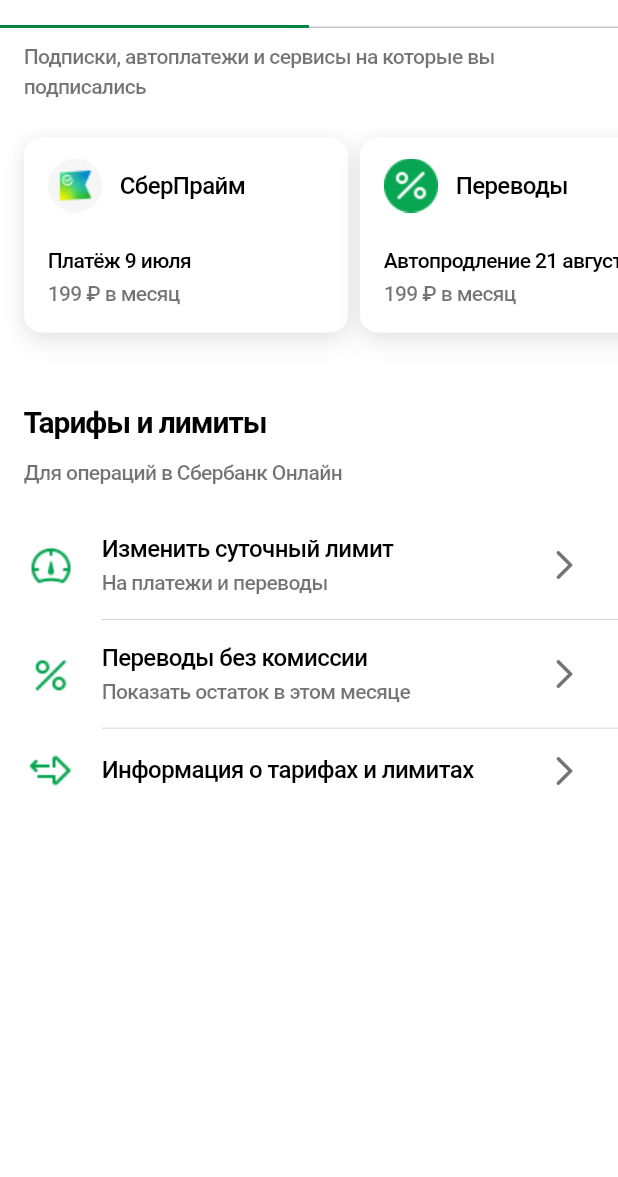
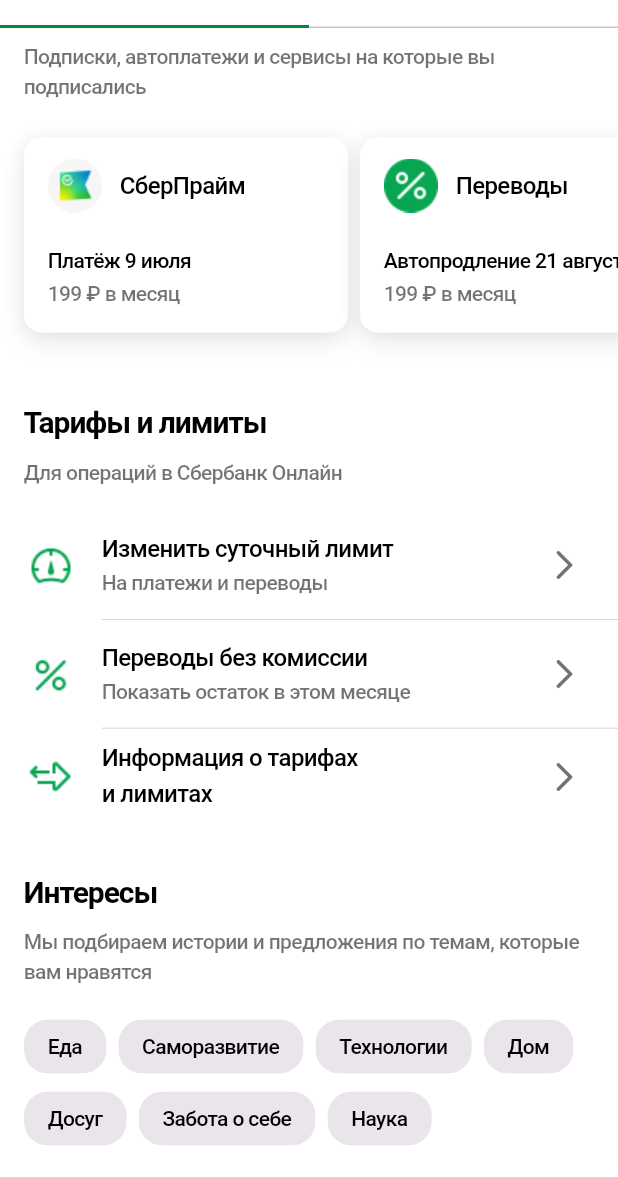
Before and after one commit to RyndyukDanila/SberScreen, a Flutter app: the screen it shows after launch, scrolled down 258 dp, on a phone screen of 412 x 824 dp, the part 59-1236 px from its top. Run offline on Flutter 3.47's test engine with Material 3 defaults, Android fonts, the phone set to English and light mode, and no system bars; Roboto replaces fonts that are missing (SF Pro Text).

Commit message:
Add Tags Section

```diff
--- a/lib/pages/profile_page.dart
+++ b/lib/pages/profile_page.dart
@@ -1,5 +1,6 @@
 import 'package:flutter/material.dart';
 import 'package:sber_screen/widgets/cards_carousel_section/cards_carousel_section.dart';
+import 'package:sber_screen/widgets/tags_section/tags_section.dart';
 import 'package:sber_screen/widgets/tariff_list_section/tariff_list_section.dart';
 
 class ProfilePage extends StatelessWidget {
@@ -8,12 +9,11 @@ class ProfilePage extends StatelessWidget {
   @override
   Widget build(BuildContext context) {
     return ListView(
-      padding: const EdgeInsets.only(
-        top: 16,
-      ),
+      padding: const EdgeInsets.only(top: 16, bottom: 32),
       children: const [
         CardsCarousel(),
         TariffListSection(),
+        TagsSection(),
       ],
     );
   }
--- a/lib/static/custom_colors.dart
+++ b/lib/static/custom_colors.dart
@@ -8,4 +8,5 @@ sealed class CustomColors {
   static const Color indicator = Color(0xFF068441);
   static const Color cardShadowPrimary = Color(0x114F4F6C);
   static const Color cardShadowSecondary = Color(0x14000000);
+  static final Color tagBackground = Colors.black.withOpacity(0.07999999821186066);
 }
--- a/lib/static/text_styles.dart
+++ b/lib/static/text_styles.dart
@@ -63,4 +63,11 @@ sealed class TextStyles {
     fontWeight: FontWeight.w500,
     letterSpacing: -0.41,
   );
+  static const TextStyle tagText = TextStyle(
+    color: CustomColors.primary,
+    fontSize: 14,
+    fontFamily: 'SF Pro Text',
+    fontWeight: FontWeight.w500,
+    letterSpacing: -0.41,
+  );
 }
--- a/lib/static/ui_text.dart
+++ b/lib/static/ui_text.dart
@@ -36,7 +36,7 @@ sealed class UIText {
     ),
     TariffContent(
       image: CustomIcons.arrows,
-      title: "Информация о тарифах и лимитах",
+      title: "Информация о тарифах \nи лимитах",
       subtitle: null,
     ),
   ];
--- /dev/null
+++ b/lib/widgets/tags_section/tag_item.dart
@@ -0,0 +1,44 @@
+import 'package:flutter/material.dart';
+import 'package:sber_screen/static/custom_colors.dart';
+import 'package:sber_screen/static/text_styles.dart';
+
+class TagItem extends StatefulWidget {
+  final String tag;
+
+  const TagItem({
+    super.key,
+    required this.tag,
+  });
+
+  @override
+  State<TagItem> createState() => _TagItemState();
+}
+
+class _TagItemState extends State<TagItem> {
+  bool selected = false;
+
+  @override
+  Widget build(BuildContext context) {
+    return ChoiceChip(
+      selected: selected,
+      onSelected: (value) {
+        setState(() {
+          selected = value;
+        });
+      },
+      label: Text(
+        widget.tag,
+        textAlign: TextAlign.center,
+        style: TextStyles.tagText,
+      ),
+      side: BorderSide.none,
+      shape: RoundedRectangleBorder(
+        borderRadius: BorderRadius.circular(16),
+      ),
+      selectedColor: CustomColors.indicator,
+      disabledColor: CustomColors.tagBackground,
+      backgroundColor: CustomColors.tagBackground,
+      showCheckmark: false,
+    );
+  }
+}
--- /dev/null
+++ b/lib/widgets/tags_section/tags_list.dart
@@ -0,0 +1,24 @@
+import 'package:flutter/material.dart';
+import 'package:sber_screen/widgets/tags_section/tag_item.dart';
+
+class TagsList extends StatelessWidget {
+  final List<String> tagsList;
+
+  const TagsList({
+    super.key,
+    required this.tagsList,
+  });
+
+  @override
+  Widget build(BuildContext context) {
+    final List<TagItem> tags = tagsList.map((tag) => TagItem(tag: tag)).toList();
+
+    return Padding(
+      padding: const EdgeInsets.symmetric(horizontal: 16),
+      child: Wrap(
+        spacing: 8,
+        children: tags,
+      ),
+    );
+  }
+}
--- /dev/null
+++ b/lib/widgets/tags_section/tags_section.dart
@@ -0,0 +1,24 @@
+import 'package:flutter/material.dart';
+import 'package:sber_screen/static/ui_text.dart';
+import 'package:sber_screen/widgets/section_header.dart';
+import 'package:sber_screen/widgets/tags_section/tags_list.dart';
+
+class TagsSection extends StatelessWidget {
+  const TagsSection({super.key});
+
+  @override
+  Widget build(BuildContext context) {
+    return const Column(
+      crossAxisAlignment: CrossAxisAlignment.start,
+      children: [
+        SectionHeader(
+          title: UIText.interestsTitle,
+          subtitle: UIText.interestsSubtitle,
+        ),
+        TagsList(
+          tagsList: UIText.interestsList,
+        ),
+      ],
+    );
+  }
+}
--- a/lib/widgets/tariff_list_section/tariff_list.dart
+++ b/lib/widgets/tariff_list_section/tariff_list.dart
@@ -13,7 +13,7 @@ class TariffList extends StatelessWidget {
   @override
   Widget build(BuildContext context) {
     return SizedBox(
-      height: 192,
+      height: 226,
       child: ListView.separated(
         physics: const NeverScrollableScrollPhysics(),
         separatorBuilder: (context, index) => const Divider(
```
